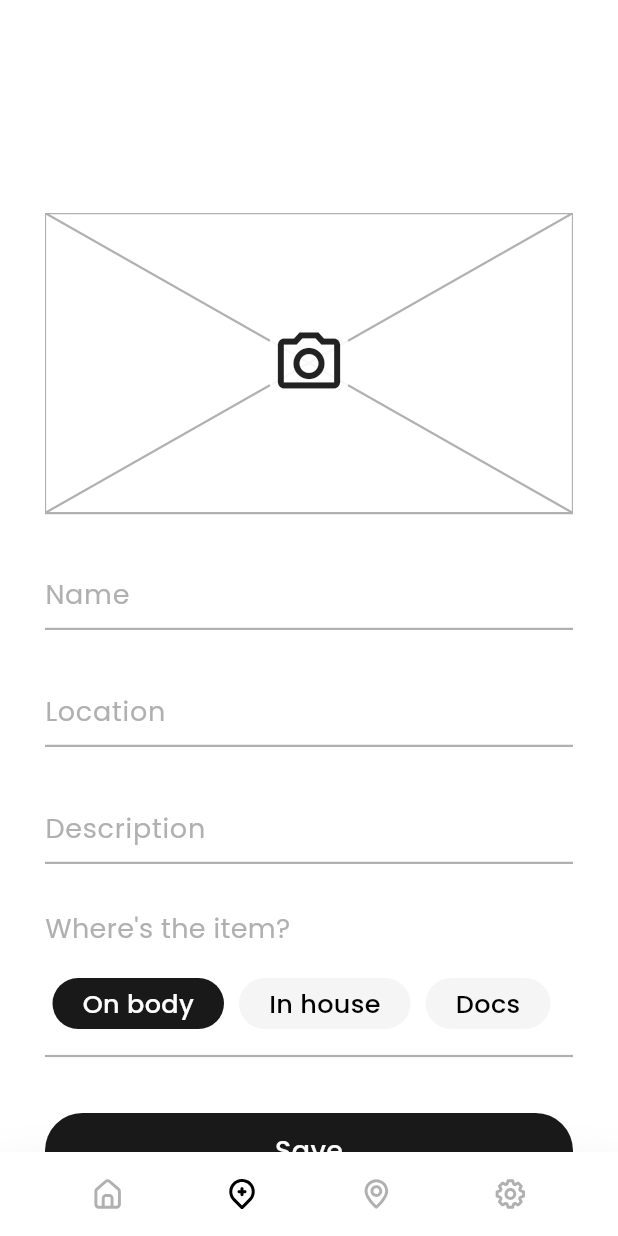
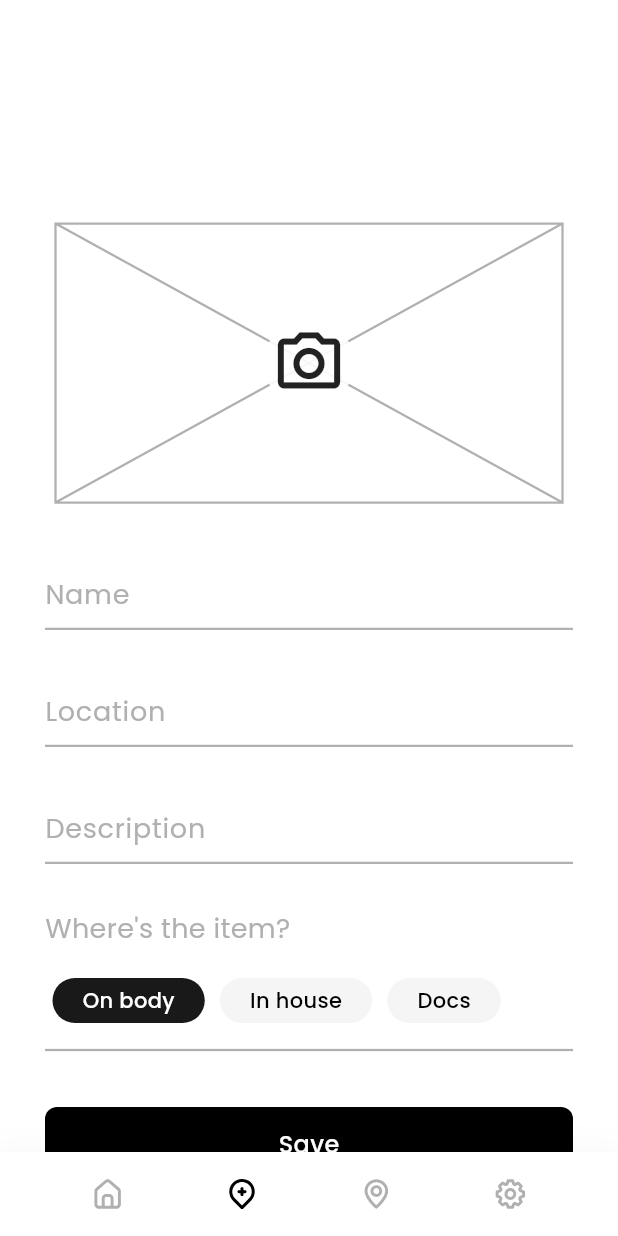
Before and after one commit to xedeveloper/tag_it, a Flutter app: the screen it shows after launch, swiped to page 2, on a phone screen of 412 x 824 dp. Run offline on Flutter 3.47's test engine with Material 3 defaults, Android fonts, the phone set to English and light mode, and no system bars; our stand-ins replace auto_route, camera, flutter_secure_storage, flutter_svg, freezed_annotation, get_it and 2 more; accounts and stored records are empty; project files that could hold a hidden picture were left out.

Commit message:
feat[add_update]: add update feature updated

```diff
--- a/lib/core/constants/strings.dart
+++ b/lib/core/constants/strings.dart
@@ -1,6 +1,7 @@
 class Strings {
   static const String globalSave = "Save";
   static const String globalCancel = "Cancel";
+  static const String delete = "Delete";
 
   static const String myTags = "My Tags";
   static const String addTags = "Add Tags";
--- a/lib/main.dart
+++ b/lib/main.dart
@@ -32,6 +32,7 @@ class _TagItMaterialAppState extends State<TagItMaterialApp> {
   @override
   Widget build(BuildContext context) {
     return MaterialApp.router(
+      color: Colors.white,
       debugShowCheckedModeBanner: false,
       routerConfig: getIt<AppRouter>().config(),
     );
--- a/lib/modules/dashboard/presentation/dashboard_page.dart
+++ b/lib/modules/dashboard/presentation/dashboard_page.dart
@@ -1,12 +1,12 @@
 import 'package:flutter/material.dart';
 import 'package:auto_route/annotations.dart';
 import 'package:flutter_svg/flutter_svg.dart';
+import 'package:tag_it/core/bloc/reactive_listener.dart';
 import 'package:tag_it/core/constants/images.dart';
 import 'package:tag_it/core/constants/strings.dart';
 import 'package:tag_it/mixins/base_page_layout_mixin.dart';
 import 'package:tag_it/modules/add_item/models/tag_items_model.dart';
 import 'package:tag_it/modules/dashboard/cubit/get_items_bloc.dart';
-import 'package:tag_it/modules/dashboard/cubit/state/get_items_state.dart';
 import 'package:tag_it/theme/app_text_theme.dart';
 
 import 'package:tag_it/theme/app_theme.dart';
@@ -25,13 +25,17 @@ class DashboardPage extends StatefulWidget {
 class _DashboardPageState extends State<DashboardPage>
     with BasePageLayoutMixin {
   GetItemsBloc _getItemsBloc = GetItemsBloc();
-  @override
-  String get title => Strings.myTags;
+  List<TagItemsModel> _tags = [];
+  List<TagItemsModel> _filteredTags = [];
 
   @override
   void initState() {
     super.initState();
+    _getItemsBloc.getTagItemsLocally();
   }
+
+  @override
+  String get title => Strings.myTags;
 
   @override
   Widget body(BuildContext context) {
@@ -42,33 +46,43 @@ class _DashboardPageState extends State<DashboardPage>
         color: paperWhite,
         child: Column(
           children: [
+            ReactiveListener(
+              bloc: _getItemsBloc,
+              listener: (state) {
+                state?.maybeWhen(
+                  () => null,
+                  loaded: (tags) {
+                    setState(() {
+                      _tags = tags;
+                      _filteredTags = _tags;
+                    });
+                  },
+                  orElse: () {},
+                );
+              },
+            ),
             SearchTextField(
               hintText: Strings.whatAreYouLooking,
+              onChanged: (text) {
+                if (text.replaceAll(" ", "") == "") {
+                  _filteredTags = _tags;
+                  setState(() {});
+                } else {
+                  _filteredTags = _tags
+                      .where(
+                        (element) => element.name.toLowerCase().contains(
+                              text.toLowerCase(),
+                            ),
+                      )
+                      .toList();
+                  setState(() {});
+                }
+              },
             ),
             SizedBox(height: 20),
             Expanded(
               child: Container(
-                child: ListenableBuilder(
-                  listenable: _getItemsBloc..getTagItemsLocally(),
-                  builder: (context, _) {
-                    GetItemsState? state = _getItemsBloc.state;
-
-                    if (state == null) {
-                      return _buildTagsGridView(
-                        context,
-                        [],
-                      );
-                    }
-                    return state.maybeWhen(
-                      () => _buildTagsGridView(
-                        context,
-                        [],
-                      ),
-                      loaded: (tags) => _buildTagsGridView(context, tags),
-                      orElse: () => _buildTagsGridView(context, []),
-                    );
-                  },
-                ),
+                child: _buildTagsGridView(context),
               ),
             ),
           ],
@@ -77,16 +91,16 @@ class _DashboardPageState extends State<DashboardPage>
     );
   }
 
-  Widget _buildTagsGridView(BuildContext context, List<TagItemsModel> tags) {
+  Widget _buildTagsGridView(BuildContext context) {
     return Container(
-      child: tags.isEmpty
+      child: _filteredTags.isEmpty
           ? Center(
               child: Column(
                 mainAxisAlignment: MainAxisAlignment.center,
                 children: [
                   SvgPicture.asset(
                     Images.svgErrorDog,
-                    height: 300,
+                    width: 300,
                   ),
                   Text(
                     Strings.nothingToSee,
@@ -100,12 +114,15 @@ class _DashboardPageState extends State<DashboardPage>
                 crossAxisCount: 2,
                 childAspectRatio: 16 / 20,
               ),
-              itemCount: tags.length,
+              itemCount: _filteredTags.length,
               itemBuilder: (context, index) {
                 return ItemCardWidget(
-                  tagItem: tags[index],
+                  tagItem: _filteredTags[index],
                   handlePostUpdateFallback: () {
                     _getItemsBloc.getTagItemsLocally();
+                  },
+                  onDeleteCallBack: () {
+                    _getItemsBloc.deleteItem(_filteredTags[index]);
                   },
                 );
               },
--- a/lib/theme/app_text_theme.dart
+++ b/lib/theme/app_text_theme.dart
@@ -26,6 +26,6 @@ class AppTextTheme {
         fontWeight: FontWeight.w500,
       );
   static TextStyle get body => inputTextStyle.copyWith(
-        fontSize: 18,
+        fontSize: 16,
       );
 }
--- a/lib/widgets/add_update_tag/add_update_tag.dart
+++ b/lib/widgets/add_update_tag/add_update_tag.dart
@@ -35,6 +35,7 @@ class _AddUpdateTagState extends State<AddUpdateTag> {
   TextEditingController _descriptionController = TextEditingController();
   TextEditingController _locationController = TextEditingController();
 
+  List<String> _pillTitles = [Strings.onBody, Strings.inHouse, Strings.docs];
   String _selectedWhereTag = Strings.onBody;
   XFile? _capturedImage;
 
@@ -105,7 +106,9 @@ class _AddUpdateTagState extends State<AddUpdateTag> {
           ),
           SizedBox(height: 20),
           RadioPills(
-            pillTitles: [Strings.onBody, Strings.inHouse, Strings.docs],
+            pillTitles: _pillTitles,
+            currentIndex: _pillTitles
+                .indexOf(widget.updateModel?.whereTag ?? _pillTitles.first),
             onPillSelection: (title) {
               setState(() {
                 _selectedWhereTag = title;
@@ -140,7 +143,11 @@ class _AddUpdateTagState extends State<AddUpdateTag> {
     return AnimatedContainer(
       duration: Duration(milliseconds: 300),
       curve: Curves.easeOut,
+      decoration: BoxDecoration(
         color: _capturedImage != null ? Colors.transparent : paperWhite,
+        borderRadius: BorderRadius.circular(20),
+      ),
+      clipBehavior: Clip.hardEdge,
       height: _capturedImage != null
           ? 400
           : _cameraController != null
@@ -156,6 +163,8 @@ class _AddUpdateTagState extends State<AddUpdateTag> {
                         await CameraHandler.getcameraController();
                     setState(() {});
                   },
+                  child: Padding(
+                    padding: EdgeInsets.all(7),
                     child: Placeholder(
                       color: disabledGrey,
                       strokeWidth: 1.5,
@@ -169,6 +178,7 @@ class _AddUpdateTagState extends State<AddUpdateTag> {
                           child: Icon(
                             Icons.camera_alt_outlined,
                             size: 50,
+                          ),
                         ),
                       ),
                     ),
@@ -199,6 +209,7 @@ class _AddUpdateTagState extends State<AddUpdateTag> {
                         _capturedImage = null;
                         _cameraController =
                             await CameraHandler.getcameraController();
+
                         setState(() {});
                       },
                       child: Container(
@@ -230,8 +241,8 @@ class _AddUpdateTagState extends State<AddUpdateTag> {
           children: [
             GestureDetector(
               onTap: () async {
+                await _cameraController?.setFlashMode(FlashMode.off);
                 _capturedImage = await _cameraController!.takePicture();
-
                 setState(() {});
                 Future.delayed(Duration(milliseconds: 400), () async {
                   await _cameraController!.dispose();
--- a/lib/widgets/buttons/app_button.dart
+++ b/lib/widgets/buttons/app_button.dart
@@ -24,10 +24,10 @@ class _AppButtonState extends State<AppButton> {
     return SizedBox(
       height: 50,
       child: Material(
-        color: widget.isOutlined ? paperWhite : secondaryBlack,
-        borderRadius: BorderRadius.circular(25),
+        color: widget.isOutlined ? paperWhite : abyssBlack,
+        borderRadius: BorderRadius.circular(8),
         child: InkWell(
-          borderRadius: BorderRadius.circular(25),
+          borderRadius: BorderRadius.circular(8),
           splashColor: widget.isOutlined ? backgroundGrey : abyssBlack,
           child: Center(
             child: Text(
--- a/lib/widgets/pills/radio_pills.dart
+++ b/lib/widgets/pills/radio_pills.dart
@@ -6,10 +6,12 @@ import 'package:tag_it/theme/app_theme.dart';
 class RadioPills extends StatefulWidget {
   final List<String> pillTitles;
   final Function(String value) onPillSelection;
+  final int currentIndex;
 
-  const RadioPills({
+  RadioPills({
     required this.pillTitles,
     required this.onPillSelection,
+    this.currentIndex = 0,
     super.key,
   });
 
@@ -18,6 +20,12 @@ class RadioPills extends StatefulWidget {
 }
 
 class _RadioPillsState extends State<RadioPills> {
+  @override
+  void initState() {
+    super.initState();
+    _selectedIndex = widget.currentIndex;
+  }
+
   int _selectedIndex = 0;
   @override
   Widget build(BuildContext context) {
@@ -44,7 +52,7 @@ class _RadioPillsState extends State<RadioPills> {
                         child: Text(
                           title,
                           style: AppTextTheme.body.copyWith(
-                            fontSize: 17,
+                            fontSize: 14,
                             color: _selectedIndex == index
                                 ? paperWhite
                                 : abyssBlack,
--- a/lib/widgets/text_fields/search_text_field.dart
+++ b/lib/widgets/text_fields/search_text_field.dart
@@ -7,8 +7,10 @@ import 'package:tag_it/theme/app_theme.dart';
 
 class SearchTextField extends StatefulWidget {
   final String hintText;
+  final void Function(String)? onChanged;
   const SearchTextField({
     required this.hintText,
+    this.onChanged,
     super.key,
   });
 
@@ -43,6 +45,7 @@ class _SearchTextFieldState extends State<SearchTextField> {
                 hintStyle: AppTextTheme.hintTextTheme,
               ),
               style: AppTextTheme.inputTextStyle,
+              onChanged: widget.onChanged,
             ),
           ),
           SizedBox(width: 10),
```
Also changed, not shown: lib/modules/dashboard/cubit/get_items_bloc.dart (+13 -0 lines), lib/widgets/item_card/item_card_widget.dart (+52 -9 lines), 7 other files. Lines whose indentation alone changed are shown as unchanged.
